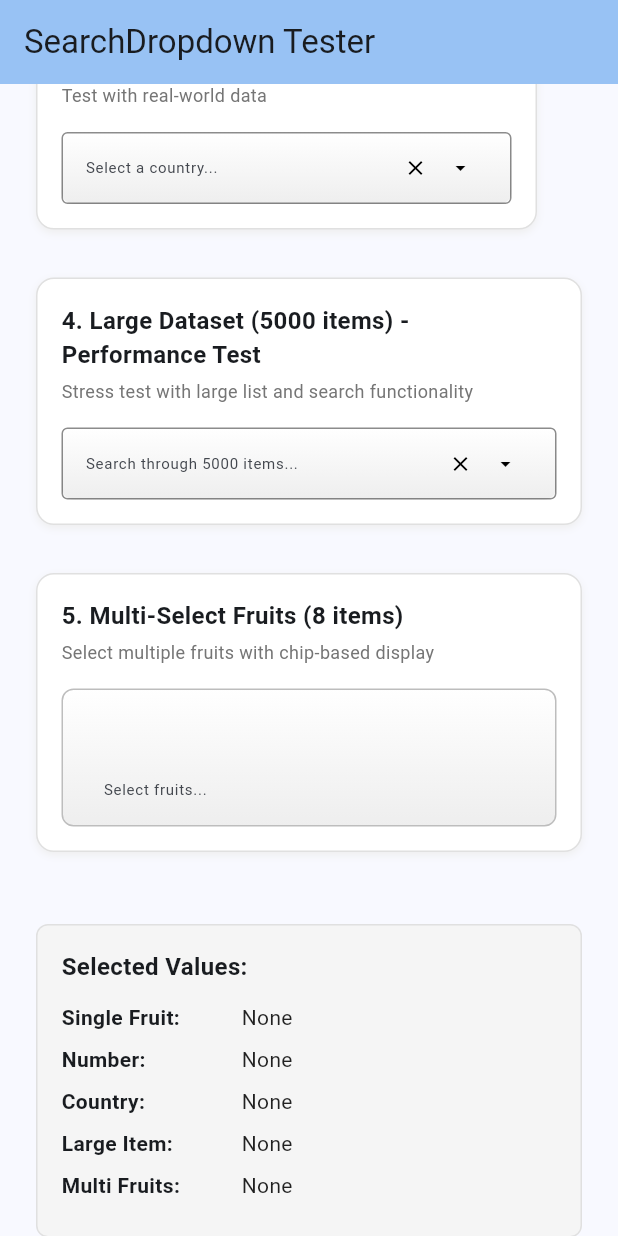
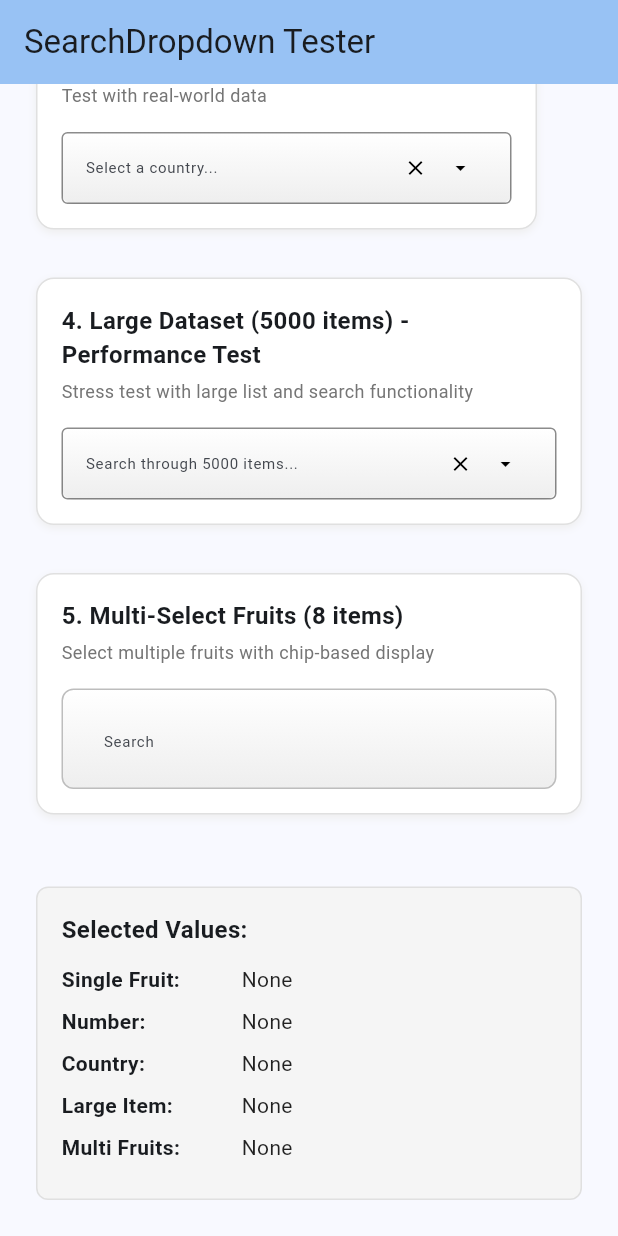
Before and after one commit to mauricev/item_dropper, a Flutter app: the screen it shows after launch, scrolled down 531 dp, on a phone screen of 412 x 824 dp. Run offline on Flutter 3.47's test engine with Material 3 defaults, Android fonts, the phone set to English and light mode, and no system bars; missing offline and left inert: window_manager.

Commit message:
text field is drawing inline

```diff
--- a/lib/dropdown/basic_dropdown_multi_select.dart
+++ b/lib/dropdown/basic_dropdown_multi_select.dart
@@ -48,7 +48,7 @@ class _MultiSearchDropdownState<T> extends State<MultiSearchDropdown<T>> {
   // UI Layout Constants
   static const double _containerBorderRadius = 8.0;
   static const double _chipHorizontalPadding = 8.0;
-  static const double _chipVerticalPadding = 10.0;
+  static const double _chipVerticalPadding = 19.0; // Adjusted for natural 46px height
   static const double _chipSpacing = 4.0;
   static const double _iconSize = 16.0;
   static const double _chipDeleteIconSize = 14.0;
@@ -276,11 +276,8 @@ class _MultiSearchDropdownState<T> extends State<MultiSearchDropdown<T>> {
   Widget _buildInputField({InputDecoration? previewDecoration}) {
     final bool hasChips = _selected.isNotEmpty;
 
-    // Always calculate chip area height for consistent debugging
+    // Calculate height for the integrated chip area
     final double chipAreaHeight = _calculateChipAreaHeight();
-
-    debugPrint(
-        'MULTI: _buildInputField - hasChips: $hasChips, chipAreaHeight: $chipAreaHeight');
 
     return Container(
       key: widget.inputKey ?? _fieldKey,
@@ -302,39 +299,31 @@ class _MultiSearchDropdownState<T> extends State<MultiSearchDropdown<T>> {
         mainAxisSize: MainAxisSize.min,
         crossAxisAlignment: CrossAxisAlignment.stretch,
         children: [
-          // Chips area with vertical wrapping (always present for consistent height)
+          // Integrated chips and text field area
           Padding(
             padding: const EdgeInsets.fromLTRB(12.0, 8.0, 12.0, 4.0),
-            child: hasChips
-                ? Wrap(
-              spacing: _chipSpacing,
-              runSpacing: _chipSpacing,
-              alignment: WrapAlignment.start,
-              children: _selected.map((item) => _buildChip(item)).toList(),
-            )
-                : SizedBox(
-                height: _calculateChipAreaHeight()), // Reserve space when empty
-          ),
+            child: LayoutBuilder(
+              builder: (context, constraints) {
+                final double availableWidth = constraints.maxWidth;
+                final double textFieldWidth = _calculateTextFieldWidth(
+                    availableWidth);
 
-          // Text input area
-          Padding(
-            padding: const EdgeInsets.fromLTRB(12.0, 4.0, 12.0, 8.0),
-            child: TextField(
-              controller: _searchController,
-              focusNode: _focusNode,
-              style: TextStyle(fontSize: widget.textSize),
-              decoration: previewDecoration ?? widget.decoration.copyWith(
-                hintText: hasChips ? null : widget.decoration.hintText,
-                contentPadding: const EdgeInsets.only(
-                  left: 15.0,
-                  right: 12.0,
-                  top: 8.0,
-                  bottom: 8.0,
-                ),
-                isDense: true,
-                border: InputBorder.none,
-              ),
-              enabled: widget.enabled,
+                return Wrap(
+                  spacing: _chipSpacing,
+                  runSpacing: _chipSpacing,
+                  alignment: WrapAlignment.start,
+                  crossAxisAlignment: WrapCrossAlignment.center,
+                  children: [
+                    // Selected chips
+                    ..._selected.map((item) => _buildChip(item)),
+                    // TextField as the last "chip" with calculated width
+                    SizedBox(
+                      width: textFieldWidth,
+                      child: _buildTextFieldChip(),
+                    ),
+                  ],
+                );
+              },
             ),
           ),
         ],
@@ -342,56 +331,60 @@ class _MultiSearchDropdownState<T> extends State<MultiSearchDropdown<T>> {
     );
   }
 
+  double _calculateTextFieldWidth(double availableWidth) {
+    if (_selected.isEmpty) {
+      // No chips, TextField can take most available space
+      return availableWidth * 0.8; // Leave some space
+    }
+
+    // Estimate chip widths more accurately
+    const double estimatedChipWidth = 80.0; // Rough estimate per chip
+    final double totalChipWidth = _selected.length * estimatedChipWidth;
+    final double totalSpacing = (_selected.length - 1) * _chipSpacing;
+    final double usedWidth = totalChipWidth + totalSpacing;
+
+    // TextField gets remaining space, but at least minimum width
+    final double remainingWidth = availableWidth - usedWidth;
+    return remainingWidth.clamp(100.0, double.infinity);
+  }
+
   // Calculate minimum height based on content
   double _calculateMinHeight() {
-    if (_selected.isEmpty) {
-      return 56.0; // Standard TextField height when no chips
-    }
+    // Calculate natural height based on chip dimensions
+    final double chipAreaHeight = _calculateChipAreaHeight();
+    final double topPadding = 8.0; // From Wrap padding
+    final double bottomPadding = 4.0; // From Wrap padding
 
-    // Use the chip area height plus other components
-    final double chipAreaHeight = _calculateChipAreaHeight();
-    final double separatorHeight = 1.0;
-    final double textFieldHeight = 40.0;
-    final double topPadding = 8.0;
-    final double bottomPadding = 8.0;
+    final double naturalHeight = topPadding + chipAreaHeight + bottomPadding;
 
-    final double totalHeight = topPadding + chipAreaHeight + separatorHeight +
-        textFieldHeight + bottomPadding;
-
-    final double result = totalHeight.clamp(56.0, 200.0); // Min 56, max 200
-
-    return result;
+    // The natural height should be 46px based on our chip calculations
+    return naturalHeight;
   }
 
   // Calculate height needed for chip area only
   double _calculateChipAreaHeight() {
-    // Always calculate, even with no chips, for consistent debugging
+    // Calculate single chip height dynamically - adjust for 46px total height
     final double fontSize = widget.textSize;
     final double textHeight = fontSize * 1.2; // Rough line height estimate
-    final double verticalPadding = _chipVerticalPadding *
-        2; // Top + bottom padding
+    final double verticalPadding = _chipVerticalPadding; // Use constant instead of hardcoded
     final double topMargin = 3.0; // Top margin from chip
     final double chipHeight = textHeight + verticalPadding + topMargin;
 
+    // For empty state, reserve space for one chip
+    if (_selected.isEmpty) {
+      return chipHeight;
+    }
+
+    // Estimate how many chips fit per row
     final double availableWidth = widget.width -
         24.0; // Account for left/right padding
-    final double estimatedChipWidth = 80.0; // Rough estimate per chip
+    const double estimatedChipWidth = 80.0; // Rough estimate per chip
     final int chipsPerRow = (availableWidth / estimatedChipWidth).floor();
 
-    final int rows = _selected.isEmpty
-        ? 1
-        : ((_selected.length + chipsPerRow - 1) / chipsPerRow).floor();
+    final int rows = ((_selected.length + chipsPerRow - 1) / chipsPerRow)
+        .floor();
     final double runSpacing = _chipSpacing; // Vertical spacing between rows
-    final double totalHeight = rows == 0 ? 0 : (rows * chipHeight) +
-        ((rows - 1) * runSpacing);
-
-    debugPrint(
-        'MULTI: _calculateChipAreaHeight - fontSize: $fontSize, textHeight: $textHeight, verticalPadding: $verticalPadding, topMargin: $topMargin');
-    debugPrint(
-        'MULTI: _calculateChipAreaHeight - chipHeight: $chipHeight, availableWidth: $availableWidth, estimatedChipWidth: $estimatedChipWidth');
-    debugPrint(
-        'MULTI: _calculateChipAreaHeight - chipsPerRow: $chipsPerRow, selectedCount: ${_selected
-            .length}, rows: $rows, runSpacing: $runSpacing, totalHeight: $totalHeight');
+    final double totalHeight = (rows * chipHeight) + ((rows - 1) * runSpacing);
 
     return totalHeight;
   }
@@ -435,6 +428,26 @@ class _MultiSearchDropdownState<T> extends State<MultiSearchDropdown<T>> {
             ),
         ],
       ),
+    );
+  }
+
+  Widget _buildTextFieldChip() {
+    return TextField(
+      controller: _searchController,
+      focusNode: _focusNode,
+      style: TextStyle(fontSize: widget.textSize),
+      decoration: InputDecoration(
+        contentPadding: EdgeInsets.only(
+          left: 15.0,
+          right: 12.0,
+          top: _chipVerticalPadding, // Match chip vertical padding
+          bottom: _chipVerticalPadding, // Match chip vertical padding
+        ),
+        isDense: true,
+        border: InputBorder.none,
+        hintText: 'Search',
+      ),
+      enabled: widget.enabled,
     );
   }
 
```
